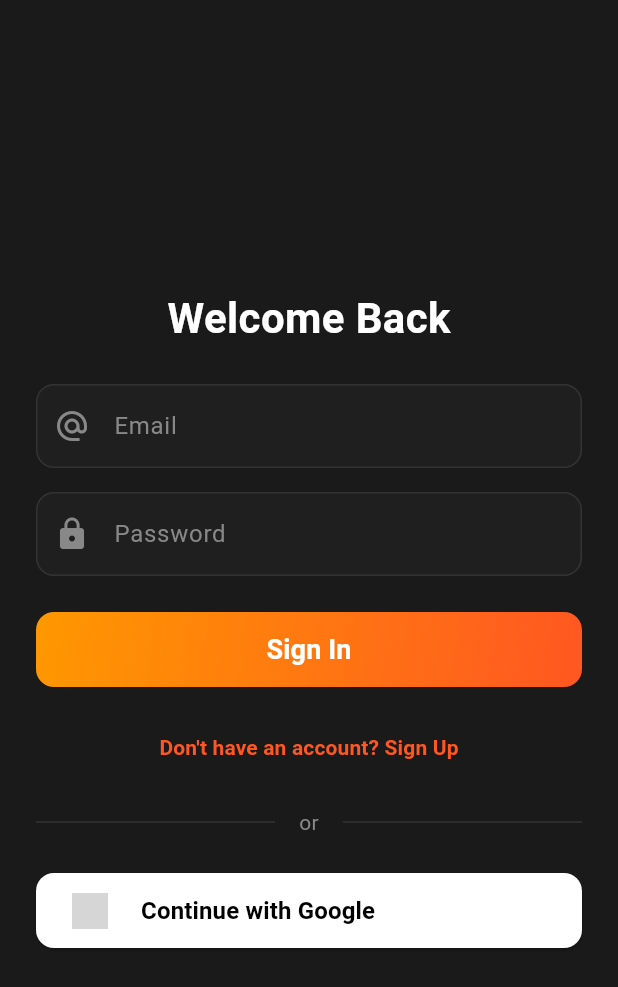
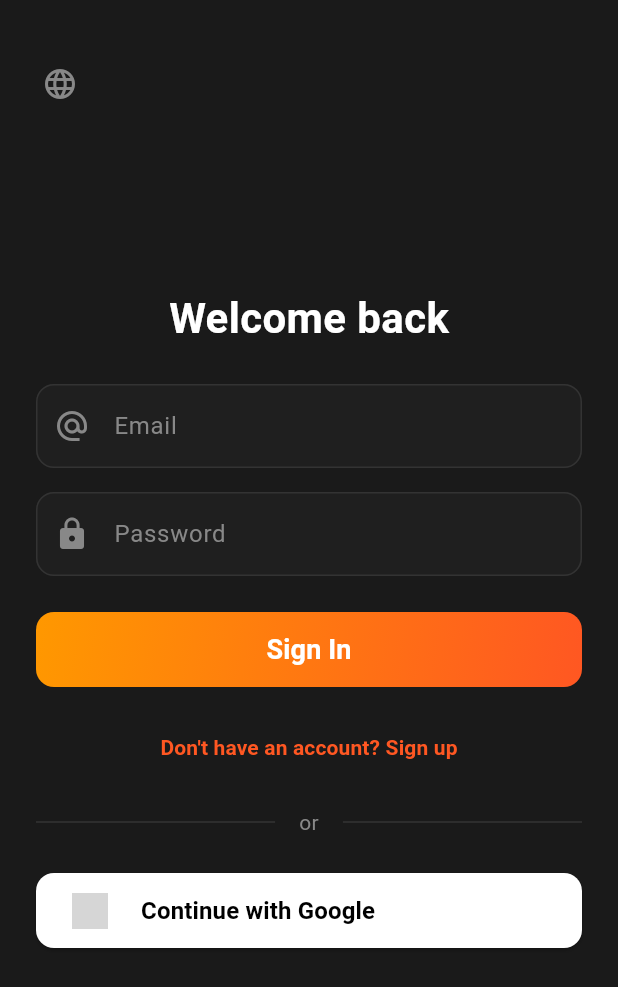
Before and after one commit to Ahmed-Elshaarawy/day-loop, a Flutter app: the screen it shows after launch, on a phone screen of 412 x 824 dp. Shown: the top 987 px of the screen. Run offline on Flutter 3.47's test engine with Material 3 defaults, Android fonts, the phone set to English and light mode, and no system bars; our stand-ins replace firebase_auth, firebase_core, go_router, google_sign_in, speech_to_text; accounts and stored records are empty; network calls fail; grey boxes are pictures that could not be loaded.

Commit message:
Fixed the navigation bar. Added language button in signin/signup pages. Fixed all the localization bugs.

```diff
--- /dev/null
+++ b/lib/Widgets/language_switcher_button.dart
@@ -0,0 +1,21 @@
+import 'package:flutter/material.dart';
+import 'package:day_loop/Widgets/language_selection_dialog.dart';
+
+class LanguageSwitcherButton extends StatelessWidget {
+  const LanguageSwitcherButton({super.key});
+
+  @override
+  Widget build(BuildContext context) {
+    return IconButton(
+      icon: const Icon(Icons.language, color: Color(0xFF888888)),
+      onPressed: () {
+        showDialog(
+          context: context,
+          builder: (BuildContext context) {
+            return const LanguageSelectionDialog();
+          },
+        );
+      },
+    );
+  }
+}
--- a/lib/app_router.dart
+++ b/lib/app_router.dart
@@ -4,7 +4,11 @@ import 'package:go_router/go_router.dart';
 import 'package:firebase_auth/firebase_auth.dart';
 
 import 'pages/login_page.dart';
+import 'pages/signup_page.dart'; // Add this import
+import 'main_shell.dart';
 import 'pages/home_screen.dart';
+import 'pages/history_screen.dart';
+import 'pages/settings_screen.dart';
 
 /// Listenable that triggers router refreshes when auth changes.
 class _AuthStateNotifier extends ChangeNotifier {
@@ -50,11 +54,44 @@ class AppRouter {
         builder: (context, state) => const LoginPage(),
       ),
       GoRoute(
-        path: '/home',
-        name: 'home',
-        builder: (context, state) => const HomeScreen(),
+        path: '/signup', // Add this new route
+        name: 'signup',
+        builder: (context, state) => const SignUpPage(),
       ),
-      // Add more routes here as needed...
+      StatefulShellRoute.indexedStack(
+        builder: (context, state, navigationShell) {
+          return MainShell(
+            navigationShell: navigationShell,
+            child: navigationShell,
+          );
+        },
+        branches: [
+          StatefulShellBranch(
+            routes: [
+              GoRoute(
+                path: '/home',
+                builder: (context, state) => const HomeScreen(),
+              ),
+            ],
+          ),
+          StatefulShellBranch(
+            routes: [
+              GoRoute(
+                path: '/history',
+                builder: (context, state) => const HistoryScreen(),
+              ),
+            ],
+          ),
+          StatefulShellBranch(
+            routes: [
+              GoRoute(
+                path: '/settings',
+                builder: (context, state) => const SettingsScreen(),
+              ),
+            ],
+          ),
+        ],
+      ),
     ],
     redirect: (context, state) {
       // Wait at /splash until we know auth state
@@ -63,17 +100,18 @@ class AppRouter {
       }
 
       final loggedIn = _auth.isLoggedIn;
-      final loc = state.matchedLocation; // <-- replaces deprecated `subloc`
+      final loc = state.matchedLocation;
       final onSplash = loc == '/splash';
       final onLogin = loc == '/login';
+      final onSignup = loc == '/signup'; // Add this line
 
       if (!loggedIn) {
-        // Force unauthenticated users to /login
-        return onLogin ? null : '/login';
+        // Force unauthenticated users to /login or /signup
+        return (onLogin || onSignup) ? null : '/login'; // Update this line
       }
 
-      // Keep authenticated users away from /login and /splash
-      if (onLogin || onSplash) return '/home';
+      // Keep authenticated users away from /login, /signup, and /splash
+      if (onLogin || onSplash || onSignup) return '/home'; // Update this line
 
       return null; // no redirect
     },
--- a/lib/l10n/app_localizations.dart
+++ b/lib/l10n/app_localizations.dart
@@ -164,6 +164,12 @@ abstract class AppLocalizations {
   /// **'Already have an account? Sign in'**
   String get signInLink;
 
+  /// No description provided for @dontHaveAccount.
+  ///
+  /// In en, this message translates to:
+  /// **'Don\'t have an account? Sign up'**
+  String get dontHaveAccount;
+
   /// No description provided for @recordJourneyButton.
   ///
   /// In en, this message translates to:
@@ -211,6 +217,60 @@ abstract class AppLocalizations {
   /// In en, this message translates to:
   /// **'History'**
   String get historyTitle;
+
+  /// No description provided for @email.
+  ///
+  /// In en, this message translates to:
+  /// **'Email'**
+  String get email;
+
+  /// No description provided for @password.
+  ///
+  /// In en, this message translates to:
+  /// **'Password'**
+  String get password;
+
+  /// No description provided for @signIn.
+  ///
+  /// In en, this message translates to:
+  /// **'Sign In'**
+  String get signIn;
+
+  /// No description provided for @name.
+  ///
+  /// In en, this message translates to:
+  /// **'Name'**
+  String get name;
+
+  /// No description provided for @signUp.
+  ///
+  /// In en, this message translates to:
+  /// **'Sign Up'**
+  String get signUp;
+
+  /// No description provided for @selectLanguage.
+  ///
+  /// In en, this message translates to:
+  /// **'Select Language'**
+  String get selectLanguage;
+
+  /// No description provided for @languageEnglish.
+  ///
+  /// In en, this message translates to:
+  /// **'English'**
+  String get languageEnglish;
+
+  /// No description provided for @languageArabic.
+  ///
+  /// In en, this message translates to:
+  /// **'Arabic'**
+  String get languageArabic;
+
+  /// No description provided for @cancelButton.
+  ///
+  /// In en, this message translates to:
+  /// **'Cancel'**
+  String get cancelButton;
 }
 
 class _AppLocalizationsDelegate
--- a/lib/main_shell.dart
+++ b/lib/main_shell.dart
@@ -23,7 +23,7 @@ class MainShell extends StatelessWidget {
       body: SafeArea(child: child),
       bottomNavigationBar: BottomNavigationBar(
         backgroundColor: const Color(0xFF2A2A2A),
-        selectedItemColor: const Color(0xFF4CAF50),
+        selectedItemColor: const Color(0xFFFF9800),
         unselectedItemColor: const Color(0xFF888888),
         selectedFontSize: 12,
         unselectedFontSize: 12,
--- a/lib/pages/login_page.dart
+++ b/lib/pages/login_page.dart
@@ -1,6 +1,8 @@
 import 'package:flutter/material.dart';
 import 'package:go_router/go_router.dart';
 import 'package:day_loop/auth/auth_service.dart';
+import 'package:day_loop/l10n/app_localizations.dart';
+import 'package:day_loop/widgets/language_switcher_button.dart'; // Import the new widget
 
 class LoginPage extends StatefulWidget {
   const LoginPage({super.key});
@@ -16,43 +18,48 @@ class _LoginPageState extends State<LoginPage> {
 
   @override
   Widget build(BuildContext context) {
+    final localizations = AppLocalizations.of(context)!;
+
     return Scaffold(
       backgroundColor: const Color(0xFF1A1A1A),
-      body: Center(
+      body: Stack(
+        children: [
+          Align(
+            alignment: Alignment.topLeft,
+            child: Padding(
+              padding: const EdgeInsets.fromLTRB(16.0, 32.0, 16.0, 16.0),
+              child: LanguageSwitcherButton(), // Use the new button
+            ),
+          ),
+          Center(
             child: SingleChildScrollView(
               padding: const EdgeInsets.all(24),
               child: Column(
                 mainAxisSize: MainAxisSize.min,
                 children: [
-              const Text(
-                'Welcome Back',
-                style: TextStyle(
+                  Text(
+                    localizations.welcomeBack,
+                    style: const TextStyle(
                       color: Colors.white,
                       fontSize: 28,
                       fontWeight: FontWeight.bold,
                     ),
                   ),
                   const SizedBox(height: 24),
-
-              // Email
                   _buildTextField(
-                labelText: 'Email',
+                    labelText: localizations.email,
                     icon: Icons.alternate_email,
                     keyboardType: TextInputType.emailAddress,
                     onChanged: (v) => setState(() => email = v.trim()),
                   ),
                   const SizedBox(height: 16),
-
-              // Password
                   _buildTextField(
-                labelText: 'Password',
+                    labelText: localizations.password,
                     icon: Icons.lock,
                     obscureText: true,
                     onChanged: (v) => setState(() => password = v),
                   ),
                   const SizedBox(height: 24),
-
-              // Primary button (uses signUpWithEmail)
                   Container(
                     width: double.infinity,
                     height: 50,
@@ -70,25 +77,20 @@ class _LoginPageState extends State<LoginPage> {
                           : () async {
                         setState(() => _loading = true);
                         try {
-                            final cred = await AuthService.instance
-                                .signInWithEmail(email: email, password: password);
-
+                          final cred = await AuthService.instance.signInWithEmail(email: email, password: password);
                           if (!mounted) return;
-
                           if (cred.user != null) {
                             context.go('/home');
                           } else {
                             ScaffoldMessenger.of(context).showSnackBar(
-                                const SnackBar(
-                                  content: Text('Sign-in failed.'),
-                                ),
+                              const SnackBar(content: Text('Sign-in failed.')),
                             );
                           }
                         } on AuthException catch (e) {
                           if (!mounted) return;
-                            ScaffoldMessenger.of(
-                              context,
-                            ).showSnackBar(SnackBar(content: Text(e.message)));
+                          ScaffoldMessenger.of(context).showSnackBar(SnackBar(content: Text(e.message)));
+                        } finally {
+                          if (mounted) setState(() => _loading = false);
                         }
                       },
                       style: ElevatedButton.styleFrom(
@@ -104,9 +106,9 @@ class _LoginPageState extends State<LoginPage> {
                         width: 22,
                         child: CircularProgressIndicator(strokeWidth: 2),
                       )
-                      : const Text(
-                          'Sign In',
-                          style: TextStyle(
+                          : Text(
+                        localizations.signIn,
+                        style: const TextStyle(
                           color: Colors.white,
                           fontSize: 18,
                           fontWeight: FontWeight.w600,
@@ -115,19 +117,17 @@ class _LoginPageState extends State<LoginPage> {
                     ),
                   ),
                   const SizedBox(height: 16),
-
                   TextButton(
                     onPressed: () => context.go('/signup'),
-                child: const Text(
-                  "Don't have an account? Sign Up",
-                  style: TextStyle(
+                    child: Text(
+                      localizations.dontHaveAccount,
+                      style: const TextStyle(
                         color: Color(0xFFFF5722),
                         fontWeight: FontWeight.w600,
                       ),
                     ),
                   ),
                   const SizedBox(height: 16),
-
                   Row(
                     children: const [
                       Expanded(
@@ -146,23 +146,18 @@ class _LoginPageState extends State<LoginPage> {
                     ],
                   ),
                   const SizedBox(height: 24),
-
-              // Google button
                   SizedBox(
                     width: double.infinity,
                     height: 50,
                     child: ElevatedButton(
                       onPressed: () async {
                         try {
-                      final cred = await AuthService.instance
-                          .signInWithGoogle();
+                          await AuthService.instance.signInWithGoogle();
                           if (!context.mounted) return;
                           context.go('/home');
-                    } on AuthException catch (e, st) {
+                        } on AuthException catch (e) {
                           if (!context.mounted) return;
-                      ScaffoldMessenger.of(
-                        context,
-                      ).showSnackBar(SnackBar(content: Text(e.message)));
+                          ScaffoldMessenger.of(context).showSnackBar(SnackBar(content: Text(e.message)));
                         }
                       },
                       style: ElevatedButton.styleFrom(
@@ -173,7 +168,6 @@ class _LoginPageState extends State<LoginPage> {
                       ),
                       child: Row(
                         mainAxisAlignment: MainAxisAlignment.start,
-                    // Align to the left
                         children: [
                           Image.network(
                             'https://upload.wikimedia.org/wikipedia/commons/thumb/c/c1/Google_%22G%22_logo.svg/768px-Google_%22G%22_logo.svg.png',
@@ -181,7 +175,6 @@ class _LoginPageState extends State<LoginPage> {
                             width: 24,
                           ),
                           const SizedBox(width: 22),
-                      // Add space between icon and text
                           const Text(
                             'Continue with Google',
                             style: TextStyle(
@@ -198,17 +191,18 @@ class _LoginPageState extends State<LoginPage> {
               ),
             ),
           ),
+        ],
+      ),
     );
   }
 
-  // Updated helper input builder
   Widget _buildTextField({
     required String labelText,
     required IconData icon,
     bool obscureText = false,
     TextInputType? keyboardType,
-    TextEditingController? controller, // optional controller
-    ValueChanged<String>? onChanged, // or use onChanged
+    TextEditingController? controller,
+    ValueChanged<String>? onChanged,
   }) {
     return TextField(
       controller: controller,
```
Also changed, not shown: lib/Widgets/language_selection_dialog.dart (added, +75 -0 lines), lib/l10n/app_ar.arb (+11 -1 lines), lib/l10n/app_en.arb (+11 -1 lines), lib/l10n/app_localizations_ar.dart (+30 -0 lines), lib/l10n/app_localizations_en.dart (+30 -0 lines), lib/pages/settings_screen.dart (+7 -41 lines), lib/pages/signup_page.dart (+19 -30 lines), 1 other file. Lines whose indentation alone changed are shown as unchanged.
